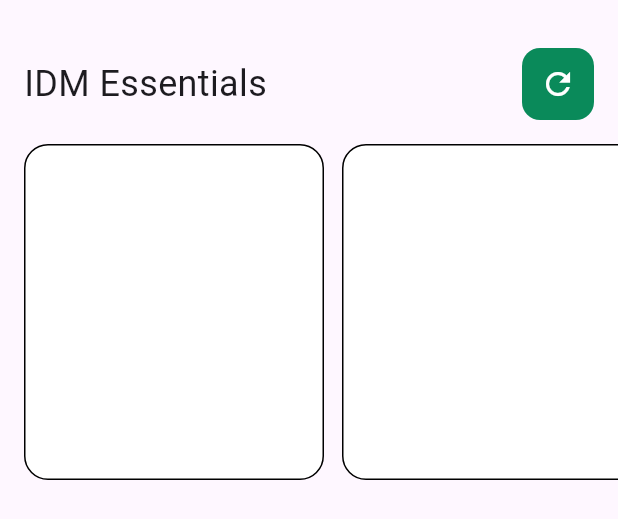
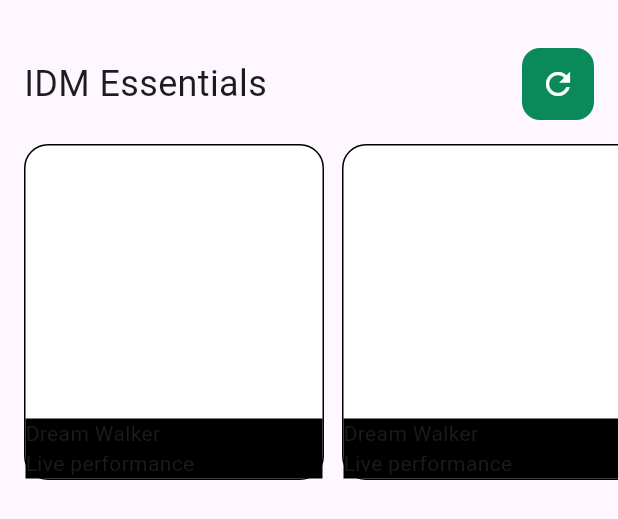
Before and after one commit to JAICHANGPARK/flutter_notebook_chapter_43, a Flutter app: the MusicPlayerIdmPage widget shown alone on an empty page, opened directly, on a phone screen of 412 x 824 dp. Shown: the top 519 px of the screen. Run offline on Flutter 3.47's test engine with Material 3 defaults, Android fonts, the phone set to English and light mode, and no system bars; our stand-ins replace gap, hugeicons.

Commit message:
Update music_player_idm_page.dart

```diff
--- a/lib/ep2157_music_player_app/ui/home/widgets/music_player_idm_page.dart
+++ b/lib/ep2157_music_player_app/ui/home/widgets/music_player_idm_page.dart
@@ -78,7 +78,12 @@ class MusicPlayerIdmPage extends StatelessWidget {
                               Column(
                                 crossAxisAlignment: CrossAxisAlignment.start,
                                 children: [
-
+                                  Text(
+                                    "Dream Walker",
+                                  ),
+                                  Text(
+                                    "Live performance",
+                                  )
                                 ],
                               )
                             ],
```
